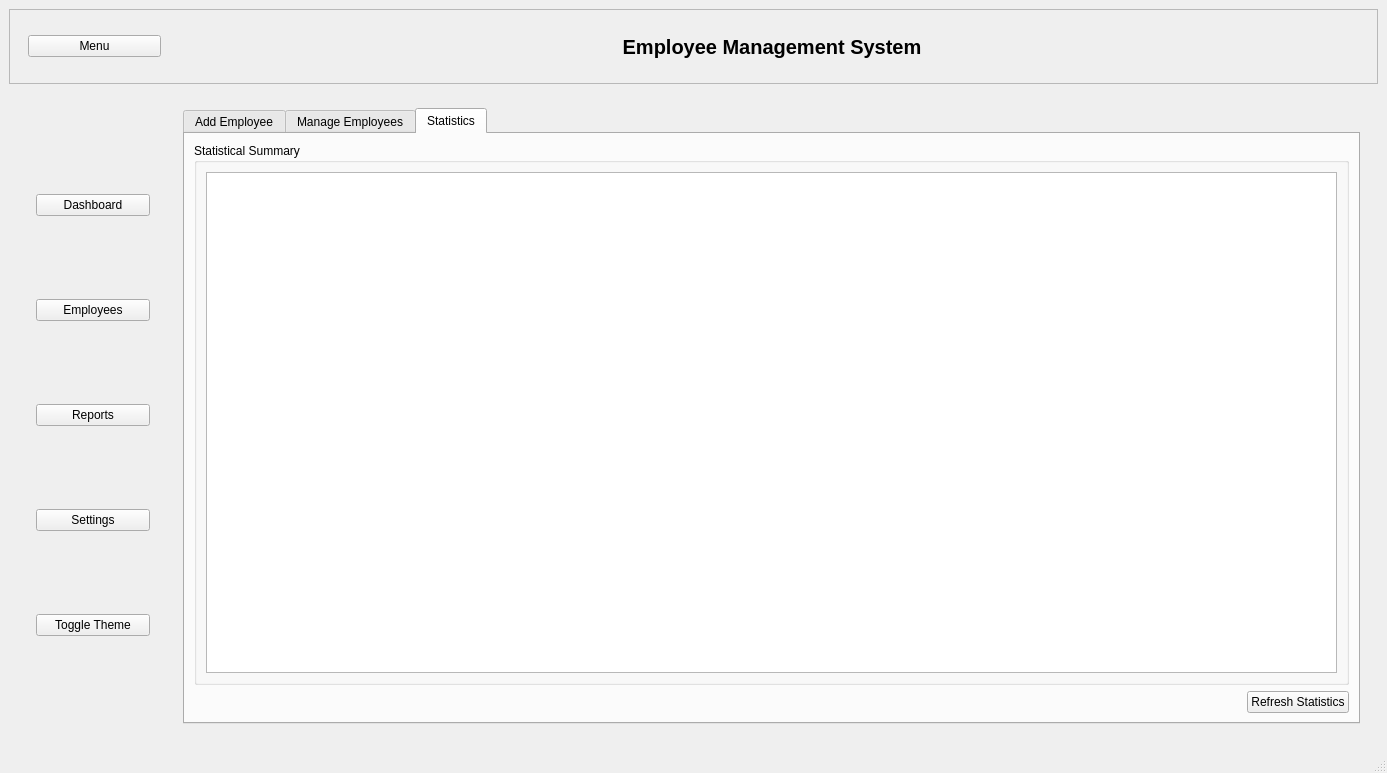
This is mainwindow.ui in Hyujnn54/DesktopAPP as Qt 5 draws it before an edit. The edited form follows.
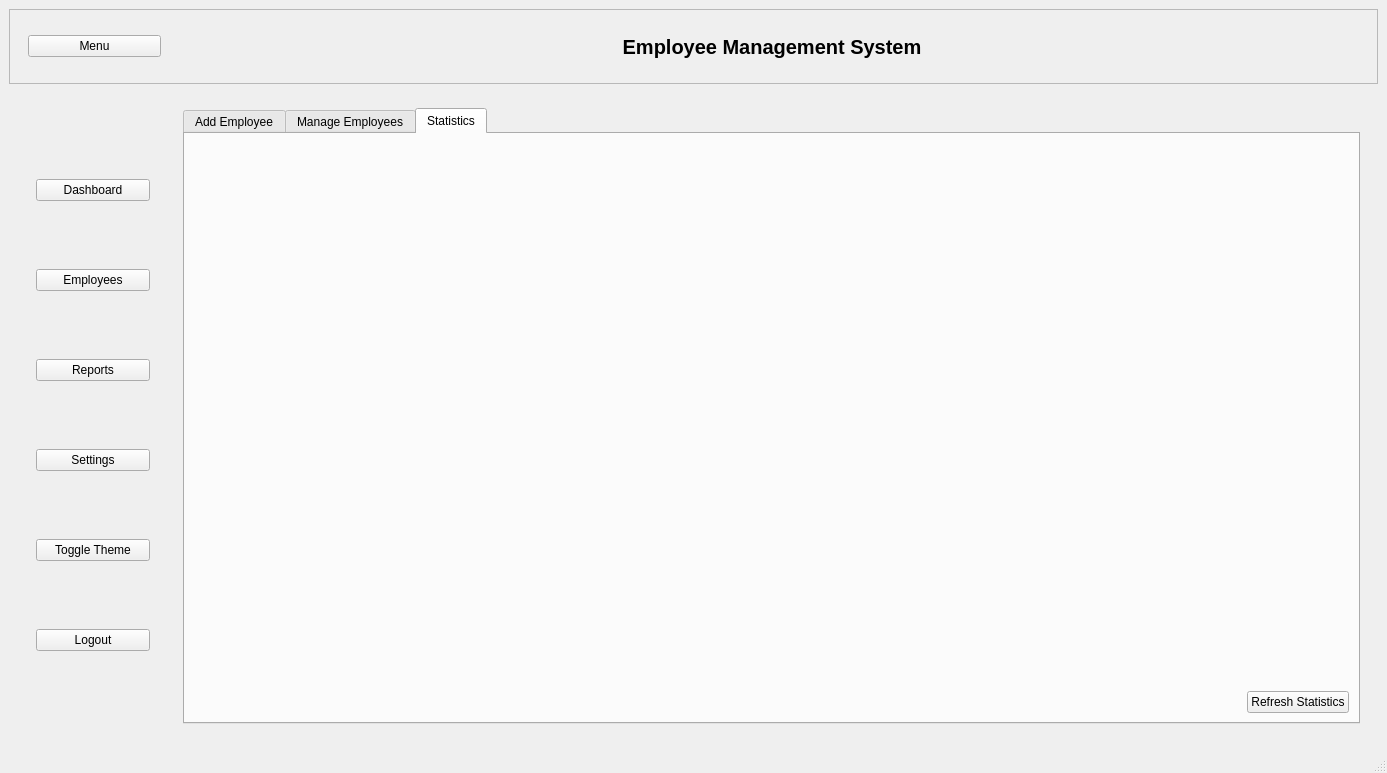
This is the edited form. The open tabs and pages were chosen to show the change.

```diff
--- a/mainwindow.ui
+++ b/mainwindow.ui
@@ -148,6 +148,13 @@
                </property>
               </widget>
              </item>
+             <item>
+              <widget class="QPushButton" name="logoutButton">
+               <property name="text">
+                <string>Logout</string>
+               </property>
+              </widget>
+             </item>
             </layout>
            </widget>
           </item>
@@ -468,19 +475,8 @@
              </attribute>
              <layout class="QVBoxLayout" name="verticalLayoutStats">
               <item>
-               <widget class="QGroupBox" name="statsTextGroup">
-                <property name="title">
-                 <string>Statistical Summary</string>
-                </property>
-                <layout class="QVBoxLayout" name="verticalLayoutText">
-                 <item>
-                  <widget class="QTextEdit" name="statsDisplay">
-                   <property name="readOnly">
-                    <bool>true</bool>
-                   </property>
-                  </widget>
-                 </item>
-                </layout>
+               <widget class="QWidget" name="chartsContainer" native="true">
+                <layout class="QVBoxLayout" name="chartsLayout"/>
                </widget>
               </item>
               <item>
```
Left out of the diff: 9 changed lines with no effect on the pictures.
